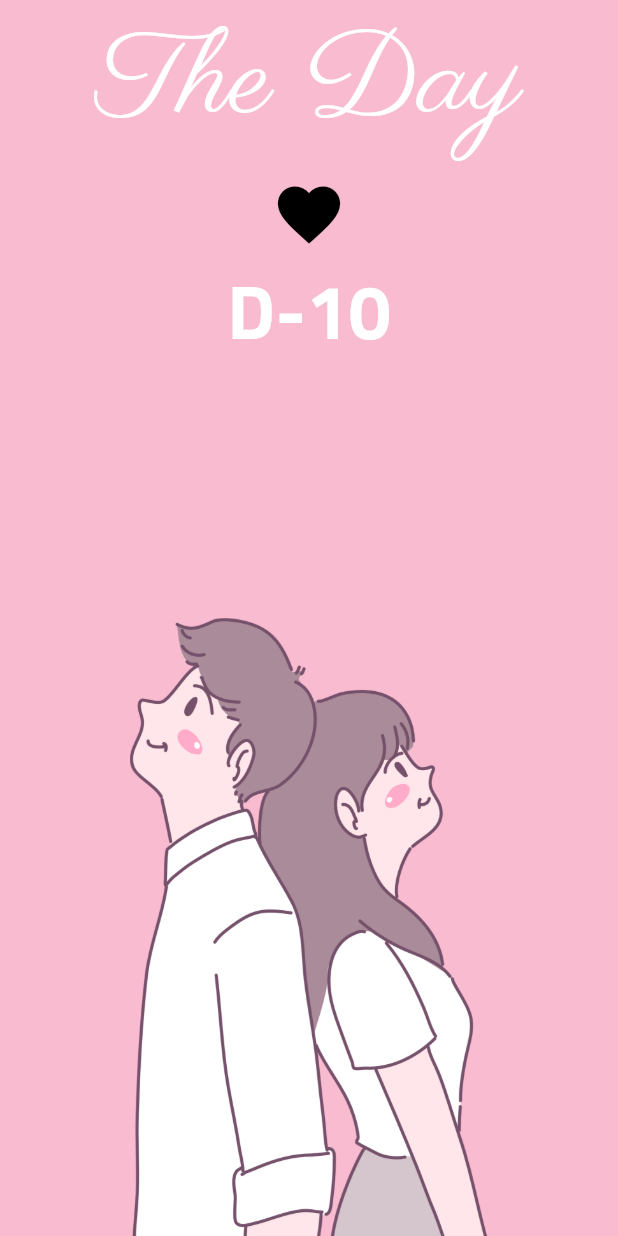
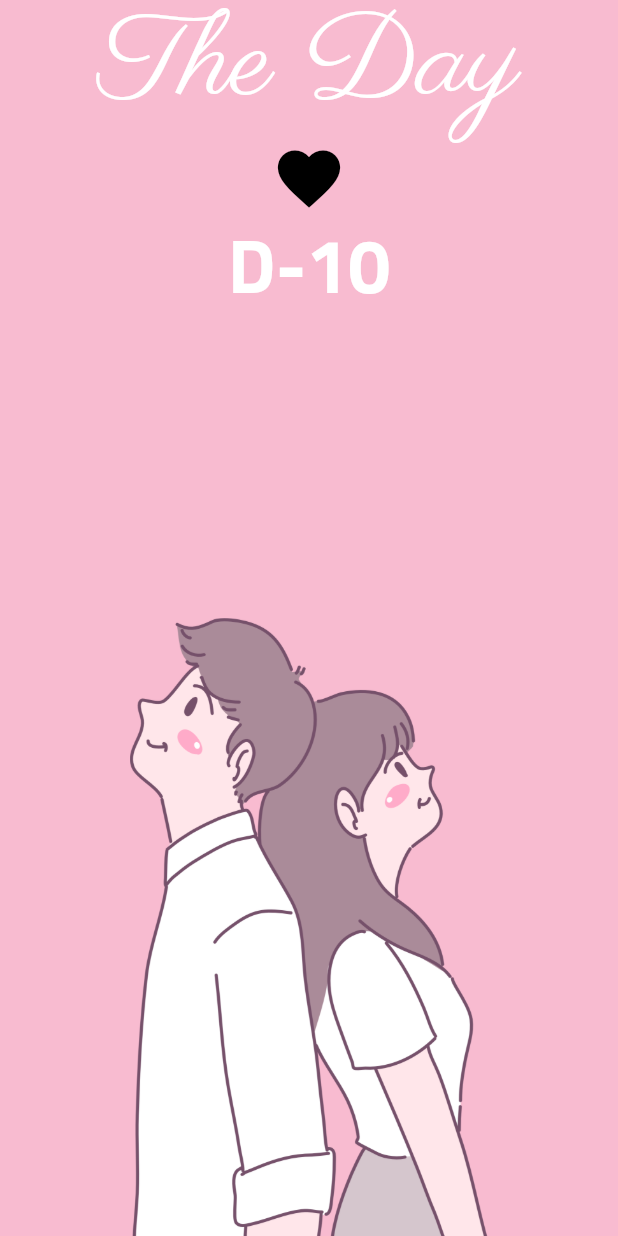
Before and after one commit to sssungsik/Flutter_practice, a Flutter app: the screen it shows after launch, on a phone screen of 412 x 824 dp. Run offline on Flutter 3.47's test engine with Material 3 defaults, Android fonts, the phone set to English and light mode, and no system bars; our stand-ins replace webview_flutter.

Commit message:
[[Dday Service]] Theme 추가

```diff
--- a/lib/main.dart
+++ b/lib/main.dart
@@ -13,6 +13,21 @@ void main() {
   // 플러터 실행
   runApp(
     MaterialApp(
+      theme: ThemeData(
+        fontFamily: 'sunflower',
+        textTheme: TextTheme(
+          displayLarge: TextStyle(
+            color: Colors.white,
+            fontSize: 77,
+            fontFamily: 'pari',
+          ),
+          displayMedium: TextStyle(
+            color: Colors.white,
+            fontSize: 50,
+            fontWeight: FontWeight.w600,
+          )
+        )
+      ),
       home: Dday(),
     )
   );
--- a/lib/screen/dday.dart
+++ b/lib/screen/dday.dart
@@ -13,16 +13,30 @@ class Dday extends StatelessWidget {
           width: MediaQuery.of(context).size.width,
           child: Column(
             children: [
-              Expanded(
+              _Head(),
+              _Footer(),
+            ],
+          ),
+        ),
+      ),
+    );
+  }
+}
+
+class _Head extends StatelessWidget {
+  const _Head({super.key});
+
+  @override
+  Widget build(BuildContext context) {
+    var textTheme = Theme.of(context).textTheme;
+
+    return Expanded(
       child: Container(
         child: Column(
           children: [
             Text('The Day',
-                        style: TextStyle(
-                          color: Colors.white,
-                          fontFamily: 'pari',
-                          fontSize: 77,
-                        ),),
+              style: textTheme.displayLarge,
+                ),
             IconButton(
                 iconSize: 50,
                 color: Colors.black,
@@ -32,27 +46,26 @@ class Dday extends StatelessWidget {
                 )
             ),
             Text('D-10',
-                        style: TextStyle(
-                          color: Colors.white,
-                          fontSize: 50,
-                          fontFamily: 'sunflower',
-                          fontWeight: FontWeight.w600,
-                        ),),
+              style: textTheme.displayMedium,
+             ),
           ],
         ),
       ),
-              ),
-              Expanded(
+    );
+  }
+}
+
+class _Footer extends StatelessWidget {
+  const _Footer({super.key});
+
+  @override
+  Widget build(BuildContext context) {
+    return  Expanded(
       child: Container(
         child: Image.asset(
             'asset/dday/img/middle_image.png'
         ),
       ),
-              )
-            ],
-          ),
-        ),
-      ),
     );
   }
 }
```
Lines whose indentation alone changed are shown as unchanged.
